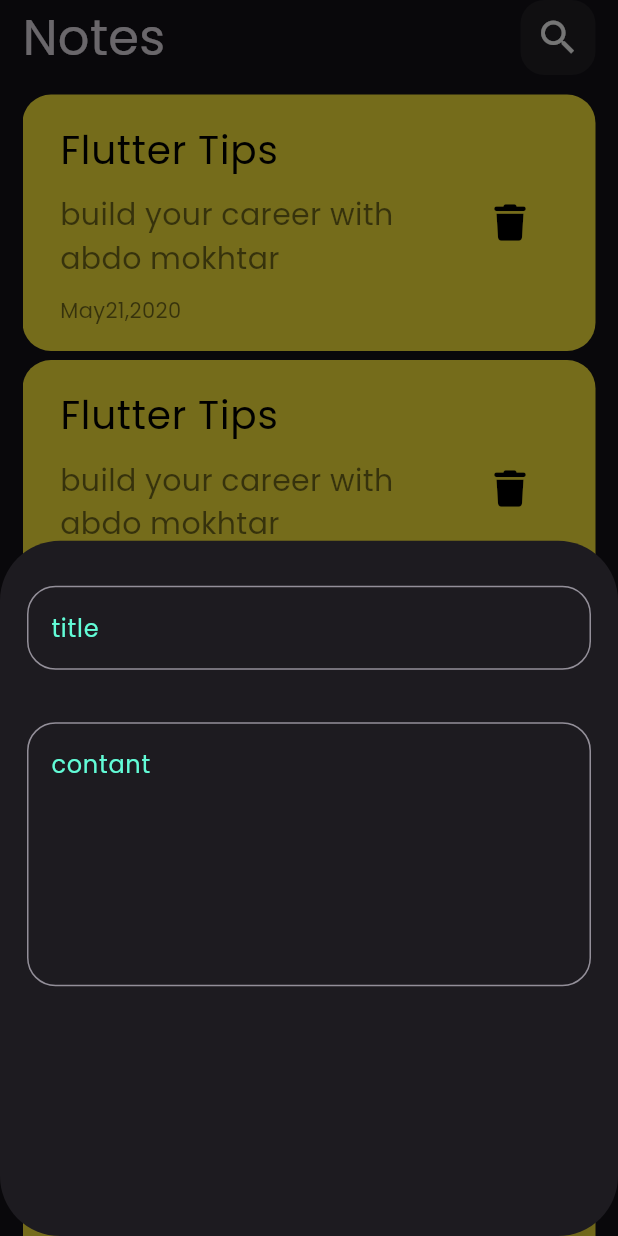
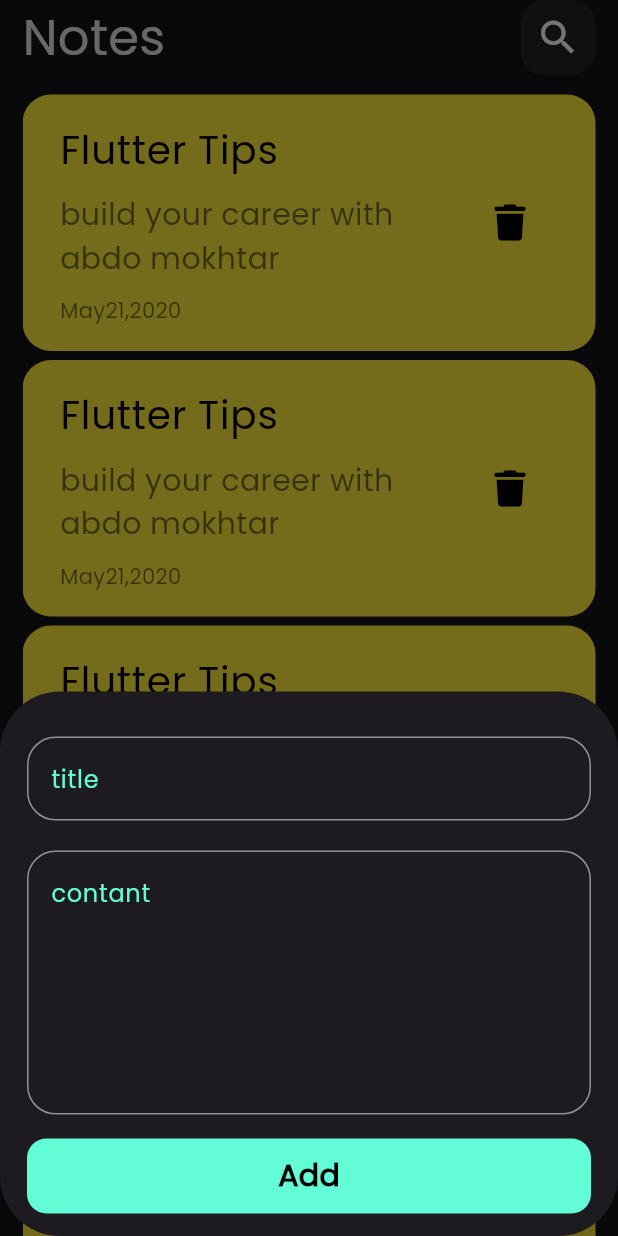
Before and after one commit to abdo-mokhtar/notes, a Flutter app: the screen it shows after launch, after a tap on the "add" icon, on a phone screen of 412 x 824 dp. Run offline on Flutter 3.47's test engine with Material 3 defaults, Android fonts, the phone set to English and light mode, and no system bars; our stand-ins replace font_awesome_flutter.

Commit message:
create edit note view

```diff
--- /dev/null
+++ b/lib/views/edit_note_view.dart
@@ -0,0 +1,13 @@
+import 'package:flutter/material.dart';
+import 'package:notes/views/widget/edit_view_body.dart';
+
+class EditNoteView extends StatelessWidget {
+  const EditNoteView({super.key});
+
+  @override
+  Widget build(BuildContext context) {
+    return const Scaffold(
+      body: EditNoteViewBody(),
+    );
+  }
+}
--- a/lib/views/widget/add_note_bottom_sheet.dart
+++ b/lib/views/widget/add_note_bottom_sheet.dart
@@ -1,5 +1,6 @@
 import 'package:flutter/material.dart';
 
+import 'custom_button.dart';
 import 'custom_text_field.dart';
 
 class AddNoteBottomSheet extends StatelessWidget {
@@ -11,6 +12,7 @@ class AddNoteBottomSheet extends StatelessWidget {
   Widget build(BuildContext context) {
     return const Padding(
       padding: EdgeInsets.symmetric(horizontal: 18.0),
+      child: SingleChildScrollView(
         child: Column(
           children: [
             SizedBox(
@@ -20,13 +22,21 @@ class AddNoteBottomSheet extends StatelessWidget {
               hint: 'title',
             ),
             SizedBox(
-            height: 35,
+              height: 20,
             ),
             CustomTextField(
               hint: 'contant',
               maxLines: 6,
             ),
+            SizedBox(
+              height: 16,
+            ),
+            CustomButton(),
+            SizedBox(
+              height: 15,
+            ),
           ],
+        ),
       ),
     );
   }
--- /dev/null
+++ b/lib/views/widget/custom_button.dart
@@ -0,0 +1,26 @@
+import 'package:flutter/material.dart';
+
+import 'constants.dart';
+
+class CustomButton extends StatelessWidget {
+  const CustomButton({super.key});
+
+  @override
+  Widget build(BuildContext context) {
+    return Container(
+      width: MediaQuery.of(context).size.width,
+      height: 50,
+      decoration: BoxDecoration(
+        color: kPrimaryColor,
+        borderRadius: BorderRadius.circular(13),
+      ),
+      child: const Center(
+        child: Text(
+          'Add',
+          style: TextStyle(
+              fontWeight: FontWeight.bold, fontSize: 20, color: Colors.black),
+        ),
+      ),
+    );
+  }
+}
--- a/lib/views/widget/custom_note_item.dart
+++ b/lib/views/widget/custom_note_item.dart
@@ -1,12 +1,21 @@
 import 'package:flutter/material.dart';
 import 'package:font_awesome_flutter/font_awesome_flutter.dart';
+import 'package:notes/views/edit_note_view.dart';
 
 class NoteItem extends StatelessWidget {
   const NoteItem({super.key});
 
   @override
   Widget build(BuildContext context) {
-    return Container(
+    return GestureDetector(
+      onTap: () {
+        Navigator.push(context, MaterialPageRoute(
+          builder: (context) {
+            return const EditNoteView();
+          },
+        ));
+      },
+      child: Container(
         padding: const EdgeInsets.all(9),
         decoration: BoxDecoration(
           borderRadius: BorderRadius.circular(19),
@@ -23,19 +32,19 @@ class NoteItem extends StatelessWidget {
               subtitle: const Column(
                 crossAxisAlignment: CrossAxisAlignment.start,
                 children: [
-                const Padding(
-                  padding: const EdgeInsets.only(top: 10.0, bottom: 10),
-                  child: const Text(
+                  Padding(
+                    padding: EdgeInsets.only(top: 10.0, bottom: 10),
+                    child: Text(
                       'build your career with abdo mokhtar',
-                    style: const TextStyle(
+                      style: TextStyle(
                         color: Colors.black54,
                         fontSize: 20,
                       ),
                     ),
                   ),
-                const Text(
+                  Text(
                     'May21,2020',
-                  style: const TextStyle(color: Colors.black54),
+                    style: TextStyle(color: Colors.black54),
                   ),
                 ],
               ),
@@ -48,6 +57,7 @@ class NoteItem extends StatelessWidget {
             ),
           ],
         ),
+      ),
     );
   }
 }
--- /dev/null
+++ b/lib/views/widget/edit_view_body.dart
@@ -0,0 +1,10 @@
+import 'package:flutter/material.dart';
+
+class EditNoteViewBody extends StatelessWidget {
+  const EditNoteViewBody({super.key});
+
+  @override
+  Widget build(BuildContext context) {
+    return Container();
+  }
+}
```
Lines whose indentation alone changed are shown as unchanged.
